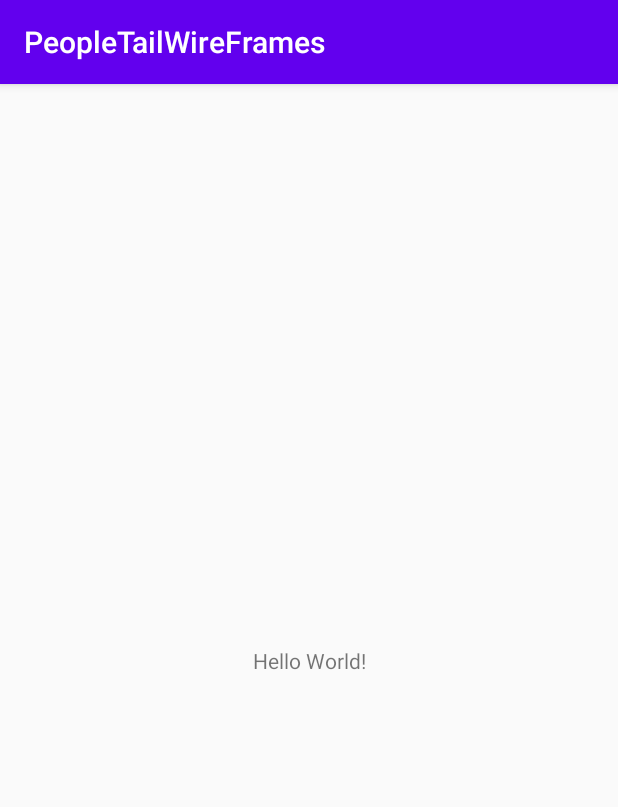
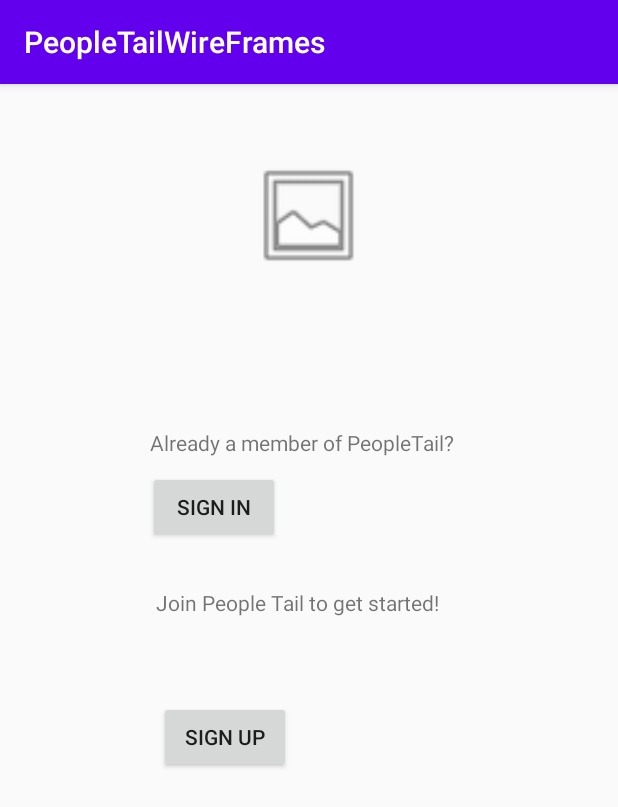
Before and after one commit to NotSwing/PeopleTailDemo, an Android app: the screen it shows after launch (MainActivity before the commit, SignUpSignIn after it), on a phone screen of 412 x 824 dp. Shown: the top 807 px of the screen. Run offline under Robolectric (Android 15) with nearby library versions, the light colour scheme and no system bars.

Commit message:
navys wireframes

```diff
--- a/app/src/main/java/com/example/peopletailwireframes/MainActivity.java
+++ b/app/src/main/java/com/example/peopletailwireframes/MainActivity.java
@@ -2,13 +2,23 @@ package com.example.peopletailwireframes;
 
 import androidx.appcompat.app.AppCompatActivity;
 
+import android.content.Intent;
 import android.os.Bundle;
+import android.os.Handler;
 
 public class MainActivity extends AppCompatActivity {
-
+    private static int SPLASH_TIME_OUT = 4000;
     @Override
     protected void onCreate(Bundle savedInstanceState) {
         super.onCreate(savedInstanceState);
         setContentView(R.layout.activity_main);
+        new Handler().postDelayed(new Runnable() {
+            @Override
+            public void run() {
+                Intent homeIntent = new Intent(MainActivity.this,SignUpSignIn.class);
+                startActivity(homeIntent);
+                finish();
+            }
+        },SPLASH_TIME_OUT);
     }
 }
--- /dev/null
+++ b/app/src/main/java/com/example/peopletailwireframes/SignUpSignIn.java
@@ -0,0 +1,14 @@
+package com.example.peopletailwireframes;
+
+import androidx.appcompat.app.AppCompatActivity;
+
+import android.os.Bundle;
+
+public class SignUpSignIn extends AppCompatActivity {
+
+    @Override
+    protected void onCreate(Bundle savedInstanceState) {
+        super.onCreate(savedInstanceState);
+        setContentView(R.layout.activity_sign_up_sign_in);
+    }
+}
--- a/app/src/main/res/layout/activity_main.xml
+++ b/app/src/main/res/layout/activity_main.xml
@@ -1,18 +1,26 @@
 <?xml version="1.0" encoding="utf-8"?>
-<androidx.constraintlayout.widget.ConstraintLayout xmlns:android="http://schemas.android.com/apk/res/android"
+<RelativeLayout xmlns:android="http://schemas.android.com/apk/res/android"
     xmlns:app="http://schemas.android.com/apk/res-auto"
     xmlns:tools="http://schemas.android.com/tools"
     android:layout_width="match_parent"
     android:layout_height="match_parent"
     tools:context=".MainActivity">
+    <ImageView
+        android:layout_width="wrap_content"
+        android:layout_height="wrap_content"
+        android:layout_centerInParent="true"
+        android:src="@drawable/abc_vector_test"
+        ></ImageView>
 
     <TextView
-        android:layout_width="wrap_content"
+        android:layout_width="fill_parent"
         android:layout_height="wrap_content"
-        android:text="Hello World!"
-        app:layout_constraintBottom_toBottomOf="parent"
-        app:layout_constraintLeft_toLeftOf="parent"
-        app:layout_constraintRight_toRightOf="parent"
-        app:layout_constraintTop_toTopOf="parent" />
+        android:text="PeopleTail"
+        android:gravity="center_horizontal"
+        android:layout_alignParentBottom="true"
+        android:layout_marginBottom="10dp"
 
-</androidx.constraintlayout.widget.ConstraintLayout>
+        />
+
+
+</RelativeLayout>
--- /dev/null
+++ b/app/src/main/res/layout/activity_sign_up_sign_in.xml
@@ -0,0 +1,70 @@
+<?xml version="1.0" encoding="utf-8"?>
+<androidx.constraintlayout.widget.ConstraintLayout xmlns:android="http://schemas.android.com/apk/res/android"
+    xmlns:app="http://schemas.android.com/apk/res-auto"
+    xmlns:tools="http://schemas.android.com/tools"
+    android:layout_width="match_parent"
+    android:layout_height="match_parent"
+    tools:context=".SignUpSignIn">
+
+    <ImageView
+        android:id="@+id/imageView"
+        android:layout_width="123dp"
+        android:layout_height="79dp"
+        android:layout_marginStart="144dp"
+        android:layout_marginTop="48dp"
+        android:layout_marginEnd="144dp"
+        app:layout_constraintEnd_toEndOf="parent"
+        app:layout_constraintHorizontal_bias="0.0"
+        app:layout_constraintStart_toStartOf="parent"
+        app:layout_constraintTop_toTopOf="parent"
+        app:srcCompat="@android:drawable/ic_menu_gallery" />
+
+    <TextView
+        android:id="@+id/existingUsers"
+        android:layout_width="wrap_content"
+        android:layout_height="wrap_content"
+        android:layout_marginStart="172dp"
+        android:layout_marginTop="102dp"
+        android:layout_marginEnd="181dp"
+        android:text="Already a member of PeopleTail?"
+        app:layout_constraintEnd_toEndOf="parent"
+        app:layout_constraintStart_toStartOf="parent"
+        app:layout_constraintTop_toBottomOf="@+id/imageView" />
+
+    <Button
+        android:id="@+id/button"
+        android:layout_width="wrap_content"
+        android:layout_height="wrap_content"
+        android:layout_marginStart="98dp"
+        android:layout_marginTop="9dp"
+        android:layout_marginEnd="225dp"
+        android:text="Sign In"
+        app:layout_constraintEnd_toEndOf="parent"
+        app:layout_constraintStart_toStartOf="parent"
+        app:layout_constraintTop_toBottomOf="@+id/existingUsers" />
+
+    <TextView
+        android:id="@+id/SignIn"
+        android:layout_width="wrap_content"
+        android:layout_height="wrap_content"
+        android:layout_marginStart="101dp"
+        android:layout_marginTop="30dp"
+        android:layout_marginEnd="116dp"
+        android:text="Join People Tail to get started!"
+        app:layout_constraintEnd_toEndOf="parent"
+        app:layout_constraintStart_toStartOf="parent"
+        app:layout_constraintTop_toBottomOf="@+id/button" />
+
+    <Button
+        android:id="@+id/SignUp"
+        android:layout_width="wrap_content"
+        android:layout_height="wrap_content"
+        android:layout_marginStart="106dp"
+        android:layout_marginTop="56dp"
+        android:layout_marginEnd="218dp"
+        android:text="Sign Up"
+        app:layout_constraintEnd_toEndOf="parent"
+        app:layout_constraintHorizontal_bias="1.0"
+        app:layout_constraintStart_toStartOf="parent"
+        app:layout_constraintTop_toBottomOf="@+id/SignIn" />
+</androidx.constraintlayout.widget.ConstraintLayout>
--- a/app/src/main/res/values/strings.xml
+++ b/app/src/main/res/values/strings.xml
@@ -1,3 +1,4 @@
 <resources>
     <string name="app_name">PeopleTailWireFrames</string>
+    <string name="PeopleTail" />
 </resources>
```
Also changed, not shown: app/src/main/AndroidManifest.xml (+8 -0 lines), app/src/main/java/com/example/peopletailwireframes/NewPassword.java (added, +14 -0 lines), app/src/main/java/com/example/peopletailwireframes/PeopleTailMainView.java (added, +14 -0 lines), app/src/main/java/com/example/peopletailwireframes/ResetSuccess.java (added, +14 -0 lines), app/src/main/java/com/example/peopletailwireframes/RestPassword.java (added, +14 -0 lines), app/src/main/java/com/example/peopletailwireframes/SignIn.java (added, +14 -0 lines), app/src/main/java/com/example/peopletailwireframes/SignInFail.java (added, +14 -0 lines), app/src/main/java/com/example/peopletailwireframes/SignUpMain.java (added, +14 -0 lines), app/src/main/res/layout/activity_new_password.xml (added, +72 -0 lines), app/src/main/res/layout/activity_people_tail_main_view.xml (added, +9 -0 lines), app/src/main/res/layout/activity_reset_success.xml (added, +31 -0 lines), app/src/main/res/layout/activity_rest_password.xml (added, +57 -0 lines), app/src/main/res/layout/activity_sign_in.xml (added, +105 -0 lines), app/src/main/res/layout/activity_sign_in_fail.xml (added, +30 -0 lines), 1 more files.
